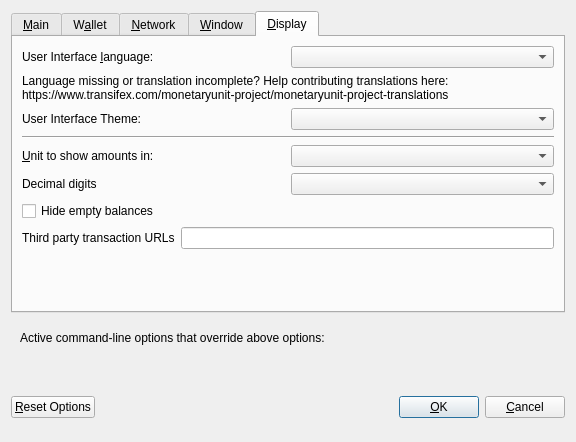
This is src/qt/forms/optionsdialog.ui in stakecube/stakecubecoin-archive as Qt 5 draws it before an edit. The edited form follows.
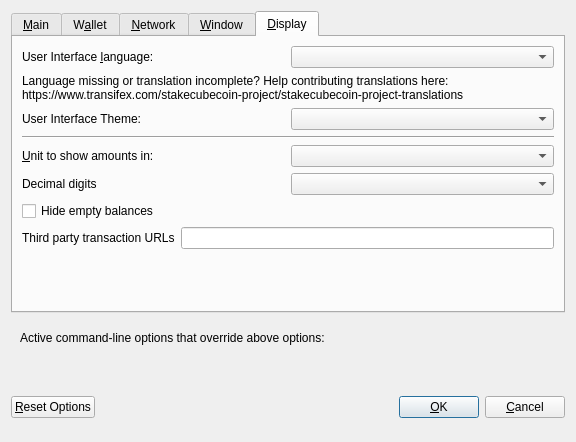
This is the edited form. Custom widgets are drawn as their Qt base class.

```diff
--- a/src/qt/forms/optionsdialog.ui
+++ b/src/qt/forms/optionsdialog.ui
@@ -428,7 +428,7 @@
          </property>
          <property name="text">
           <string>Language missing or translation incomplete? Help contributing translations here:
-https://www.transifex.com/monetaryunit-project/monetaryunit-project-translations</string>
+https://www.transifex.com/stakecubecoin-project/stakecubecoin-project-translations</string>
          </property>
          <property name="wordWrap">
           <bool>true</bool>
```
Left out of the diff: 10 changed lines with no effect on the pictures.
